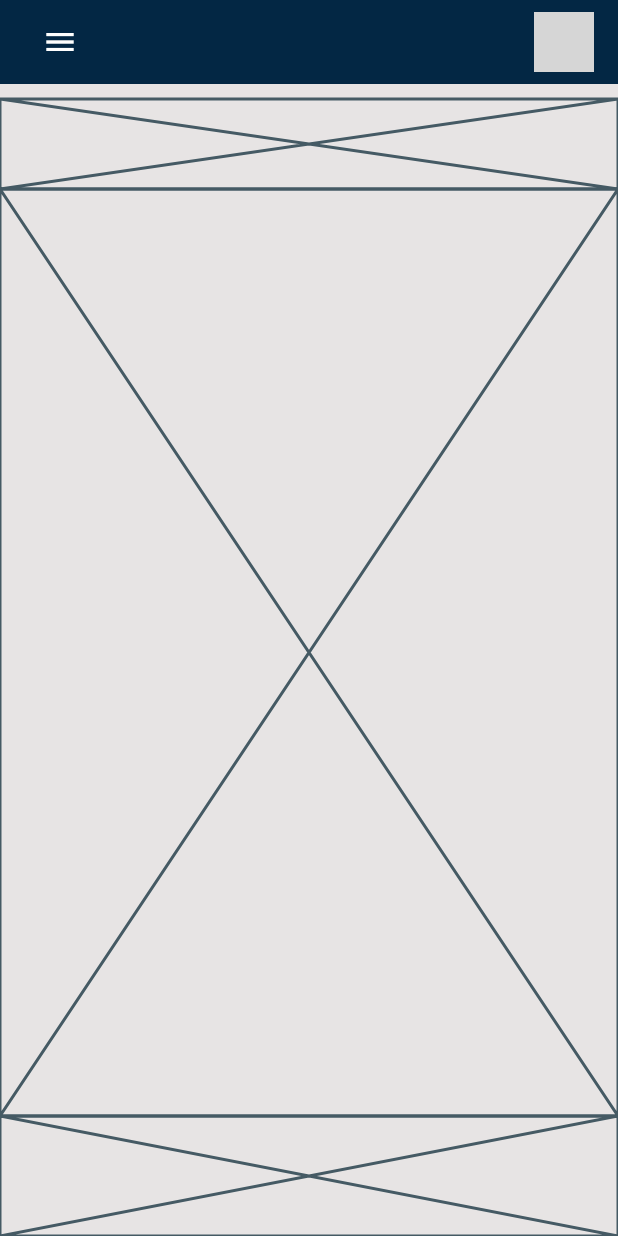
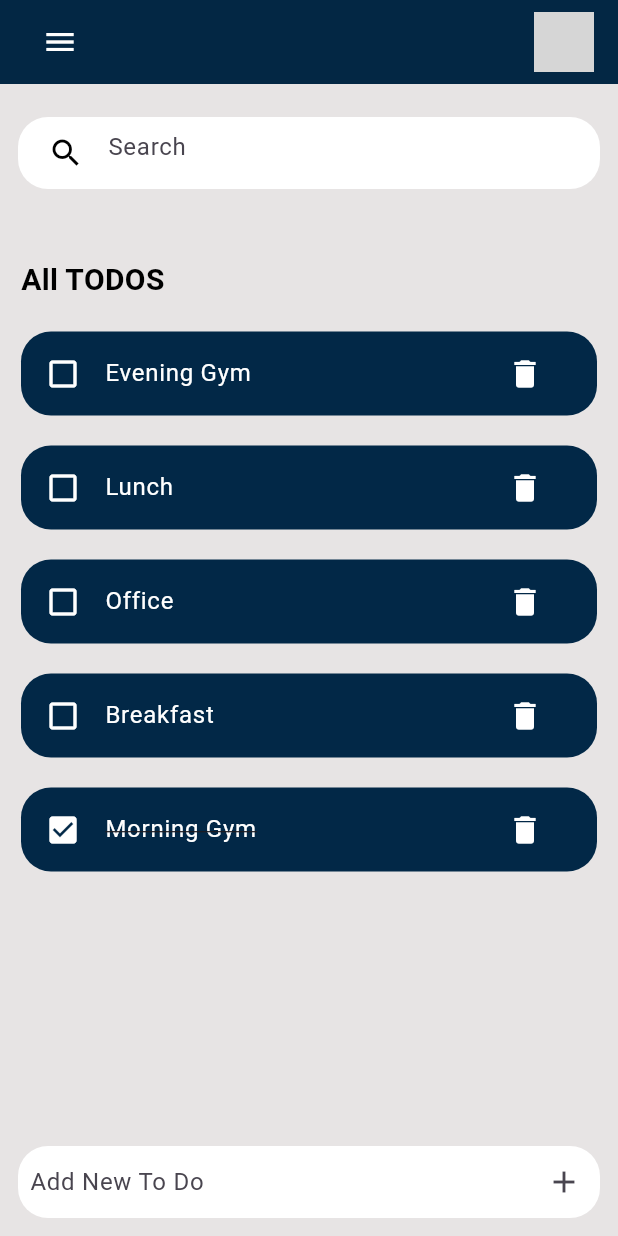
Before and after one commit to Buddhima-384/todoapp, a Flutter app: the screen it shows after launch, on a phone screen of 412 x 824 dp. Run offline on Flutter 3.47's test engine with Material 3 defaults, Android fonts, the phone set to English and light mode, and no system bars; grey boxes are pictures that could not be loaded.

Commit message:
Completed (37123)

```diff
--- a/lib/screens/home.dart
+++ b/lib/screens/home.dart
@@ -1,4 +1,5 @@
 import 'package:flutter/material.dart';
+
 import '../models/todo.dart';
 import '../widgets/todo_item.dart';
 
@@ -36,7 +37,7 @@ class _HomeState extends State<Home> {
             ),
             const CircleAvatar(
               backgroundImage: AssetImage("assets/profile.png"),
-            )
+            ),
           ],
         ),
       ),
@@ -56,7 +57,26 @@ class _HomeState extends State<Home> {
 
   Widget _searchBox() {
     // TODO 1: Build the Search Box UI
-    return const Placeholder(fallbackHeight: 60);
+    return Padding(
+      padding: const EdgeInsets.all(12.0),
+      child: Container(
+        decoration: BoxDecoration(
+          color: Colors.white,
+          borderRadius: BorderRadius.circular(20),
+        ),
+        child: Padding(
+          padding: const EdgeInsets.symmetric(horizontal: 8),
+          child: TextField(
+            onChanged: (value) => searchData(value),
+            decoration: const InputDecoration(
+              border: InputBorder.none,
+              prefixIcon: Icon(Icons.search, color: Colors.black),
+              hintText: "Search",
+            ),
+          ),
+        ),
+      ),
+    );
     /*
     Replace the Placeholder above with the following structure:
     1. A Padding widget (EdgeInsets.all(12.0))
@@ -74,7 +94,46 @@ class _HomeState extends State<Home> {
 
   Widget _list() {
     // TODO 2: Build the Todo List UI
-    return const Expanded(child: Placeholder());
+    return Expanded(
+      child: Padding(
+        padding: const EdgeInsets.all(14.0),
+        child: Column(
+          crossAxisAlignment: CrossAxisAlignment.start,
+          children: [
+            const SizedBox(height: 20),
+            const Text(
+              "All TODOS",
+              style: TextStyle(
+                fontSize: 20,
+                fontWeight: FontWeight.bold,
+                color: Colors.black,
+              ),
+            ),
+            const SizedBox(height: 10),
+            Expanded(
+              child: ListView(
+                children: _searchToDo.reversed.map((todo) {
+                  return TodoItem(
+                    todo: todo,
+                    onclick: () {
+                      setState(() {
+                        todo.isDone = !todo.isDone;
+                      });
+                    },
+                    onDelete: () {
+                      setState(() {
+                        todos.remove(todo);
+                        _searchToDo.remove(todo);
+                      });
+                    },
+                  );
+                }).toList(),
+              ),
+            ),
+          ],
+        ),
+      ),
+    );
     /*
     Replace the Placeholder above with the following structure:
     1. An Expanded widget
@@ -97,7 +156,51 @@ class _HomeState extends State<Home> {
 
   Widget _input() {
     // TODO 3: Build the Input UI
-    return const Placeholder(fallbackHeight: 80);
+    return Align(
+      alignment: Alignment.bottomCenter,
+      child: Padding(
+        padding: const EdgeInsets.only(left: 12, right: 12, bottom: 12),
+        child: Container(
+          decoration: BoxDecoration(
+            color: Colors.white,
+            borderRadius: BorderRadius.circular(20),
+          ),
+          child: Row(
+            children: [
+              Expanded(
+                child: Padding(
+                  padding: const EdgeInsets.symmetric(horizontal: 8),
+                  child: TextField(
+                    controller: todoTextInput,
+                    decoration: const InputDecoration(
+                      border: InputBorder.none,
+                      hintText: "Add New To Do",
+                    ),
+                  ),
+                ),
+              ),
+              IconButton(
+                icon: const Icon(Icons.add),
+                onPressed: () {
+                  if (todoTextInput.text.trim().isNotEmpty) {
+                    setState(() {
+                      todos.add(
+                        Todo(
+                          id: DateTime.now().millisecondsSinceEpoch.toString(),
+                          title: todoTextInput.text.trim(),
+                        ),
+                      );
+                      _searchToDo = todos;
+                      todoTextInput.clear();
+                    });
+                  }
+                },
+              ),
+            ],
+          ),
+        ),
+      ),
+    );
     /*
     Replace the Placeholder above with the following structure:
     1. Align widget (alignment: Alignment.bottomCenter)
@@ -123,6 +226,19 @@ class _HomeState extends State<Home> {
   }
 
   void searchData(String text) {
+    List<Todo> results = [];
+    if (text.isEmpty) {
+      results = todos;
+    } else {
+      results = todos
+          .where(
+            (todo) => todo.title.toLowerCase().contains(text.toLowerCase()),
+          )
+          .toList();
+    }
+    setState(() {
+      _searchToDo = results;
+    });
     /*
     TODO 4: Implement Search logic
 
--- a/lib/widgets/todo_item.dart
+++ b/lib/widgets/todo_item.dart
@@ -1,4 +1,5 @@
 import 'package:flutter/material.dart';
+
 import '../models/todo.dart';
 
 class TodoItem extends StatelessWidget {
@@ -21,7 +22,31 @@ class TodoItem extends StatelessWidget {
         color: const Color.fromARGB(255, 2, 40, 71),
         borderRadius: BorderRadius.circular(20),
       ),
-      child: const Placeholder(fallbackHeight: 60), // Remove this Placeholder
+      child: ListTile(
+        onTap: () {
+          onclick();
+        },
+        leading: Icon(
+          todo.isDone ? Icons.check_box : Icons.check_box_outline_blank,
+          color: Colors.white,
+        ),
+        title: Text(
+          todo.title,
+          style: TextStyle(
+            color: Colors.white,
+            fontSize: 16,
+            decoration: todo.isDone
+                ? TextDecoration.lineThrough
+                : TextDecoration.none,
+          ),
+        ),
+        trailing: IconButton(
+          icon: const Icon(Icons.delete, color: Colors.white),
+          onPressed: () {
+            onDelete();
+          },
+        ),
+      ), // Remove this Placeholder
       /*
       TODO 1: Replace the Placeholder above with a ListTile.
 
```
